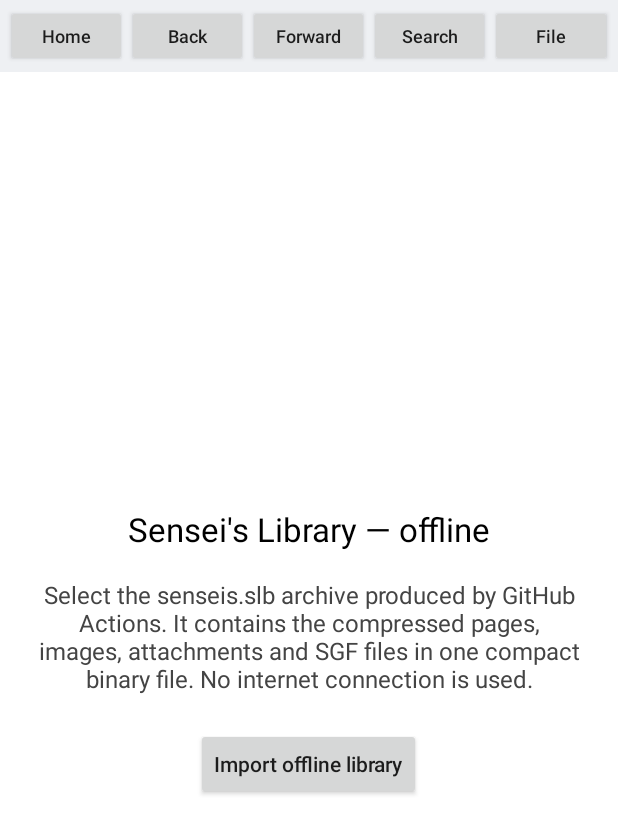
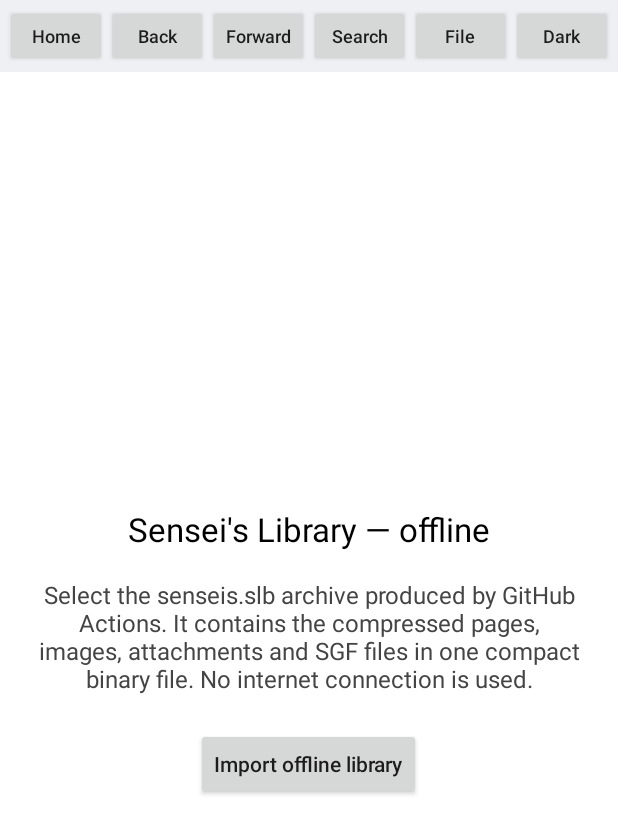
Before and after one commit to zettelmuseum/senseis, an Android app: the screen it shows after launch (MainActivity), on a phone screen of 412 x 824 dp. Shown: the top 834 px of the screen. Run offline under Robolectric (Android 15) with nearby library versions, the phone set to English and light mode, and no system bars.

Commit message:
Add persistent optional WebView dark mode

```diff
--- a/app/src/main/java/de/zettelmuseum/senseis/MainActivity.java
+++ b/app/src/main/java/de/zettelmuseum/senseis/MainActivity.java
@@ -68,6 +68,8 @@ public class MainActivity extends Activity {
     private TextView status;
     private ProgressBar progress;
     private String pendingSgfPath;
+    private volatile boolean darkMode;
+    private Button themeButton;
 
     private static final class Entry {
         final String path;
@@ -84,6 +86,7 @@ public class MainActivity extends Activity {
 
     @Override public void onCreate(Bundle state) {
         super.onCreate(state);
+        darkMode = getPreferences(MODE_PRIVATE).getBoolean("dark_mode", false);
         archiveFile = new File(getFilesDir(), "senseis.slb");
         buildShell();
         if (archiveFile.isFile() && openArchive()) showBrowser(); else showImportScreen();
@@ -104,6 +107,7 @@ public class MainActivity extends Activity {
         addToolButton(toolbar, "Forward", new View.OnClickListener() { @Override public void onClick(View v) { if (webView != null && webView.canGoForward()) webView.goForward(); } });
         addToolButton(toolbar, "Search", new View.OnClickListener() { @Override public void onClick(View v) { showSearchDialog(); } });
         addToolButton(toolbar, "File", new View.OnClickListener() { @Override public void onClick(View v) { chooseArchive(); } });
+        themeButton = addToolButton(toolbar, darkMode ? "Light" : "Dark", new View.OnClickListener() { @Override public void onClick(View v) { toggleDarkMode(); } });
         status = new TextView(this);
         status.setTextColor(Color.DKGRAY); status.setTextSize(12); status.setPadding(dp(10), dp(2), dp(10), dp(2));
         status.setSingleLine(true); status.setVisibility(View.GONE);
@@ -113,10 +117,21 @@ public class MainActivity extends Activity {
         setContentView(root);
     }
 
-    private void addToolButton(LinearLayout bar, String label, View.OnClickListener listener) {
+    private Button addToolButton(LinearLayout bar, String label, View.OnClickListener listener) {
         Button b = new Button(this); b.setText(label); b.setTextSize(12); b.setAllCaps(false);
         b.setMinHeight(dp(38)); b.setMinimumHeight(dp(38)); b.setPadding(dp(5), 0, dp(5), 0); b.setOnClickListener(listener);
         bar.addView(b, new LinearLayout.LayoutParams(0, -1, 1f));
+        return b;
+    }
+
+    private void toggleDarkMode() {
+        darkMode = !darkMode;
+        getPreferences(MODE_PRIVATE).edit().putBoolean("dark_mode", darkMode).apply();
+        if (themeButton != null) themeButton.setText(darkMode ? "Light" : "Dark");
+        if (webView != null) {
+            String value = darkMode ? "1" : "0";
+            webView.evaluateJavascript("document.documentElement.setAttribute('data-senseis-dark','" + value + "')", null);
+        }
     }
 
     private void showImportScreen() {
@@ -220,7 +235,7 @@ public class MainActivity extends Activity {
                 byte[] unpacked = readFully(body);
                 body.close();
                 String html = new String(unpacked, "UTF-8");
-                String prepared = SgfHtmlPreprocessor.prepare(html, BASE_URL + "__app/senseis-page.js");
+                String prepared = SgfHtmlPreprocessor.prepare(html, BASE_URL + "__app/senseis-page.js", darkMode);
                 body = new ByteArrayInputStream(prepared.getBytes("UTF-8"));
             }
             return new WebResourceResponse(mime, charset, 200, "OK", headers, body);
```
